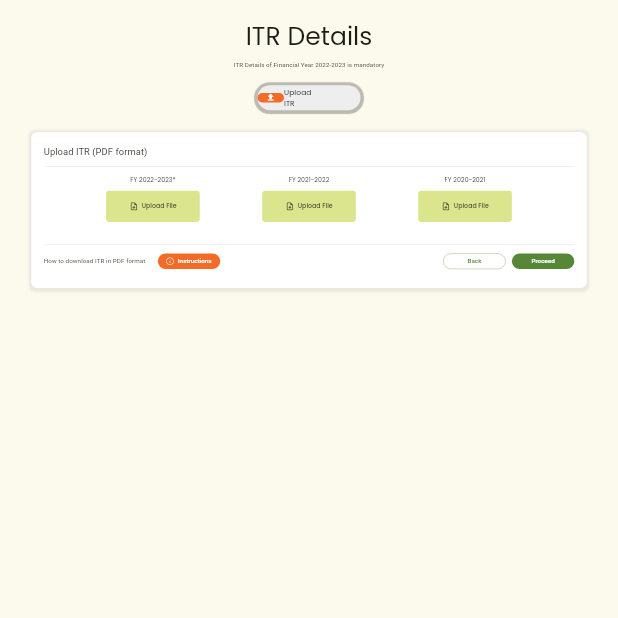
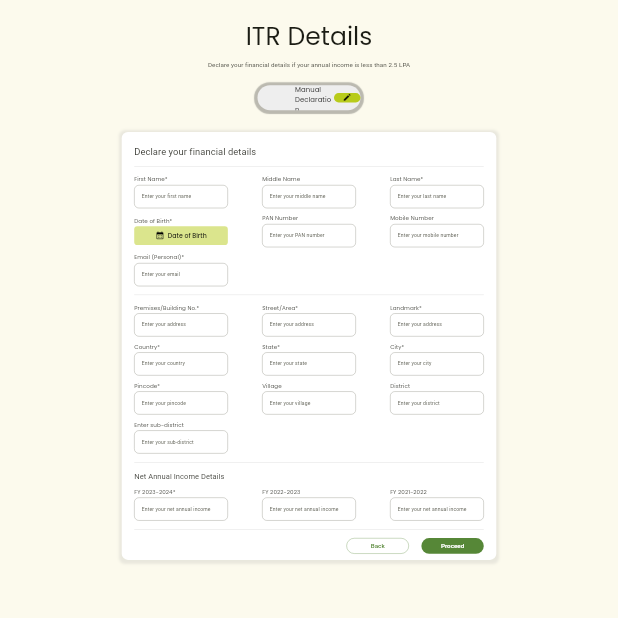
Before and after one commit to HareNTortoise/Aarthik-Setu, a Flutter app: the ITRFormPersonal screen opened by its route, on a phone screen of 412 x 824 dp, the top half of it. Run offline on Flutter 3.47's test engine with Material 3 defaults, Android fonts, the phone set to English and light mode, and no system bars; drawn by our look-alikes of animated_toggle_switch; our stand-ins replace auto_size_text, calendar_date_picker2, dropdown_button2, firebase_auth, firebase_core, flutter_bloc and 9 more; accounts and stored records are empty; generated files the repository leaves out were written again.

Commit message:
Completed itr form section

```diff
--- a/aarthik_setu/lib/pages/desktop/forms/personal_loans/itr_form.dart
+++ b/aarthik_setu/lib/pages/desktop/forms/personal_loans/itr_form.dart
@@ -5,6 +5,8 @@ import 'package:animated_toggle_switch/animated_toggle_switch.dart';
 import 'package:flutter/material.dart';
 import 'package:google_fonts/google_fonts.dart';
 import 'package:responsive_framework/responsive_framework.dart';
+
+import 'components/itr_manual.dart';
 
 class ITRFormPersonal extends StatefulWidget {
   const ITRFormPersonal({super.key});
@@ -14,7 +16,7 @@ class ITRFormPersonal extends StatefulWidget {
 }
 
 class _ITRFormPersonalState extends State<ITRFormPersonal> {
-  bool _isManual = false;
+  bool _isManual = true;
   int currentYear = DateTime.now().year;
 
   @override
@@ -25,6 +27,7 @@ class _ITRFormPersonalState extends State<ITRFormPersonal> {
         body: Padding(
           padding: const EdgeInsets.symmetric(horizontal: 100.0),
           child: SizedBox.expand(
+            child: SingleChildScrollView(
               child: Column(
                 crossAxisAlignment: CrossAxisAlignment.center,
                 children: [
@@ -34,7 +37,12 @@ class _ITRFormPersonalState extends State<ITRFormPersonal> {
                     style: GoogleFonts.poppins(fontSize: 80),
                   ),
                   const SizedBox(height: 20),
-                Text(
+                  _isManual
+                      ? const Text(
+                          "Declare your financial details if your annual income is less than 2.5 LPA",
+                          style: TextStyle(fontSize: 20),
+                        )
+                      : Text(
                           "ITR Details of Financial Year ${currentYear - 2}-${currentYear - 1} is mandatory",
                           style: const TextStyle(fontSize: 20),
                         ),
@@ -56,10 +64,10 @@ class _ITRFormPersonalState extends State<ITRFormPersonal> {
                               ),
                             )
                           : Text(
-                            "Manual ITR",
+                              "Manual Declaration",
                               style: GoogleFonts.poppins(
                                 color: Colors.black,
-                              fontSize: 24,
+                                fontSize: 22,
                               ),
                             ),
                       indicatorSize: const Size.fromWidth(85),
@@ -79,8 +87,13 @@ class _ITRFormPersonalState extends State<ITRFormPersonal> {
                       styleBuilder: (index) => index == false
                           ? ToggleStyle(indicatorColor: AppColors.primaryColorOne)
                           : ToggleStyle(indicatorColor: AppColors.primaryColorTwo),
-                    iconBuilder: (index) =>
-                        index == false ? const Icon(Icons.upload, size: 30, color: Colors.white,) : const Icon(Icons.edit, size: 30),
+                      iconBuilder: (index) => index == false
+                          ? const Icon(
+                              Icons.upload,
+                              size: 30,
+                              color: Colors.white,
+                            )
+                          : const Icon(Icons.edit, size: 30),
                       onChanged: (value) {
                         setState(() {
                           _isManual = value;
@@ -89,8 +102,9 @@ class _ITRFormPersonalState extends State<ITRFormPersonal> {
                     ),
                   ),
                   const SizedBox(height: 60),
-                if (!_isManual) ItrFile() else const Placeholder(),
+                  if (!_isManual) ItrFile() else const ItrManual(),
                 ],
+              ),
             ),
           ),
         ),
```
Lines whose indentation alone changed are shown as unchanged.
